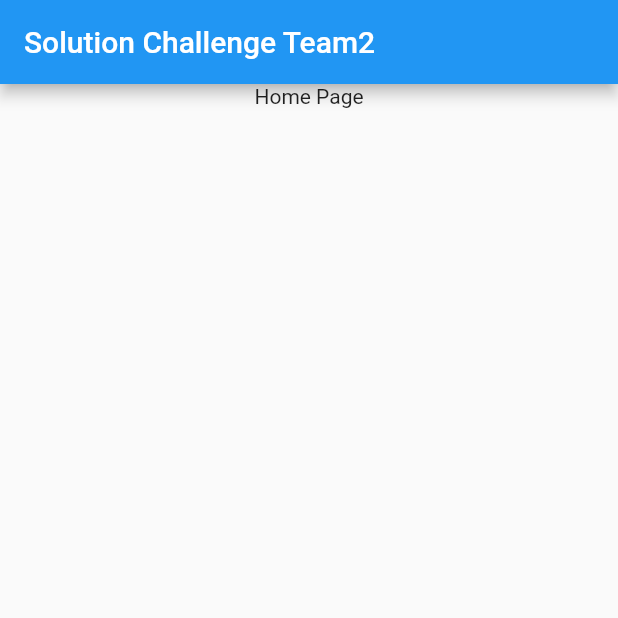
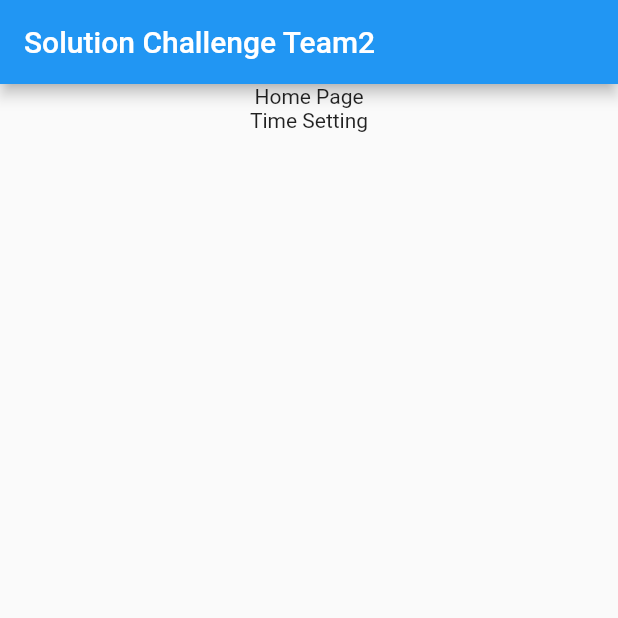
Before and after one commit to GDSC-CAU/Wiro-Flutter-App, a Flutter app: the screen it shows after launch, on a phone screen of 412 x 824 dp, the top half of it. Run offline on Flutter 3.47's test engine with Material 2 defaults, Android fonts, the phone set to English and light mode, and no system bars.

Commit message:
Update Home.dart : Added Stateful Widget for Time Setting

```diff
--- a/lib/pages/Home.dart
+++ b/lib/pages/Home.dart
@@ -7,8 +7,27 @@ class HomePage extends StatelessWidget {
   Widget build(BuildContext context) {
     return Column(
       children: const [
-        Text("Home Page")
+        Text("Home Page"),
+        HomeTimeSetting()
       ]
     );
   }
 }
+
+class HomeTimeSetting extends StatefulWidget {
+  const HomeTimeSetting({super.key});
+
+  @override
+  State<StatefulWidget> createState() => _TimeState();
+}
+
+class _TimeState extends State<HomeTimeSetting> {
+  @override
+  Widget build(BuildContext context) {
+    return Column(
+      children: const [
+        Text("Time Setting")
+      ],
+    );
+  }
+}
```
